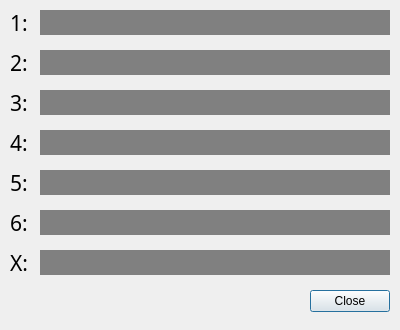
First picture: the form in ui/statistics.ui, repository purplewavesss/WordleQt, before the edit.
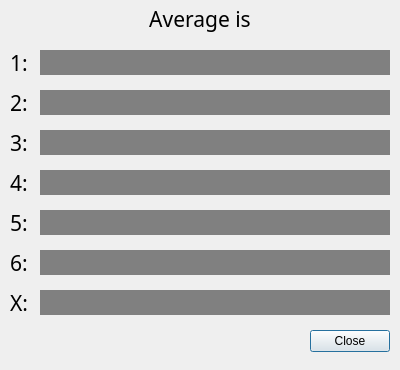
Second picture: the form after the edit.

What changed in the file:
```diff
--- a/ui/statistics.ui
+++ b/ui/statistics.ui
@@ -7,7 +7,7 @@
     <x>0</x>
     <y>0</y>
     <width>400</width>
-    <height>330</height>
+    <height>370</height>
    </rect>
   </property>
   <property name="windowTitle">
@@ -20,7 +20,7 @@
    <property name="geometry">
     <rect>
      <x>310</x>
-     <y>290</y>
+     <y>330</y>
      <width>80</width>
      <height>30</height>
     </rect>
@@ -36,7 +36,7 @@
    <property name="geometry">
     <rect>
      <x>10</x>
-     <y>10</y>
+     <y>50</y>
      <width>20</width>
      <height>25</height>
     </rect>
@@ -55,7 +55,7 @@
    <property name="geometry">
     <rect>
      <x>10</x>
-     <y>50</y>
+     <y>90</y>
      <width>20</width>
      <height>25</height>
     </rect>
@@ -74,7 +74,7 @@
    <property name="geometry">
     <rect>
      <x>10</x>
-     <y>90</y>
+     <y>130</y>
      <width>20</width>
      <height>25</height>
     </rect>
@@ -93,7 +93,7 @@
    <property name="geometry">
     <rect>
      <x>10</x>
-     <y>130</y>
+     <y>170</y>
      <width>20</width>
      <height>25</height>
     </rect>
@@ -112,7 +112,7 @@
    <property name="geometry">
     <rect>
      <x>10</x>
-     <y>170</y>
+     <y>210</y>
      <width>20</width>
      <height>25</height>
     </rect>
@@ -131,7 +131,7 @@
    <property name="geometry">
     <rect>
      <x>10</x>
-     <y>210</y>
+     <y>250</y>
      <width>20</width>
      <height>25</height>
     </rect>
@@ -150,7 +150,7 @@
    <property name="geometry">
     <rect>
      <x>10</x>
-     <y>250</y>
+     <y>290</y>
      <width>20</width>
      <height>25</height>
     </rect>
@@ -169,7 +169,7 @@
    <property name="geometry">
     <rect>
      <x>40</x>
-     <y>10</y>
+     <y>50</y>
      <width>350</width>
      <height>25</height>
     </rect>
@@ -186,7 +186,7 @@
    <property name="geometry">
     <rect>
      <x>40</x>
-     <y>50</y>
+     <y>90</y>
      <width>350</width>
      <height>25</height>
     </rect>
@@ -203,7 +203,7 @@
    <property name="geometry">
     <rect>
      <x>40</x>
-     <y>90</y>
+     <y>130</y>
      <width>350</width>
      <height>25</height>
     </rect>
@@ -220,7 +220,7 @@
    <property name="geometry">
     <rect>
      <x>40</x>
-     <y>130</y>
+     <y>170</y>
      <width>350</width>
      <height>25</height>
     </rect>
@@ -237,7 +237,7 @@
    <property name="geometry">
     <rect>
      <x>40</x>
-     <y>170</y>
+     <y>210</y>
      <width>350</width>
      <height>25</height>
     </rect>
@@ -254,7 +254,7 @@
    <property name="geometry">
     <rect>
      <x>40</x>
-     <y>210</y>
+     <y>250</y>
      <width>350</width>
      <height>25</height>
     </rect>
@@ -271,7 +271,7 @@
    <property name="geometry">
     <rect>
      <x>40</x>
-     <y>250</y>
+     <y>290</y>
      <width>350</width>
      <height>25</height>
     </rect>
@@ -284,6 +284,28 @@
     <string/>
    </property>
   </widget>
+  <widget class="QLabel" name="average_label">
+   <property name="geometry">
+    <rect>
+     <x>10</x>
+     <y>-1</y>
+     <width>380</width>
+     <height>40</height>
+    </rect>
+   </property>
+   <property name="font">
+    <font>
+     <family>Bahnschrift</family>
+     <pointsize>16</pointsize>
+    </font>
+   </property>
+   <property name="text">
+    <string>Average is</string>
+   </property>
+   <property name="alignment">
+    <set>Qt::AlignCenter</set>
+   </property>
+  </widget>
  </widget>
  <resources/>
  <connections>
```
